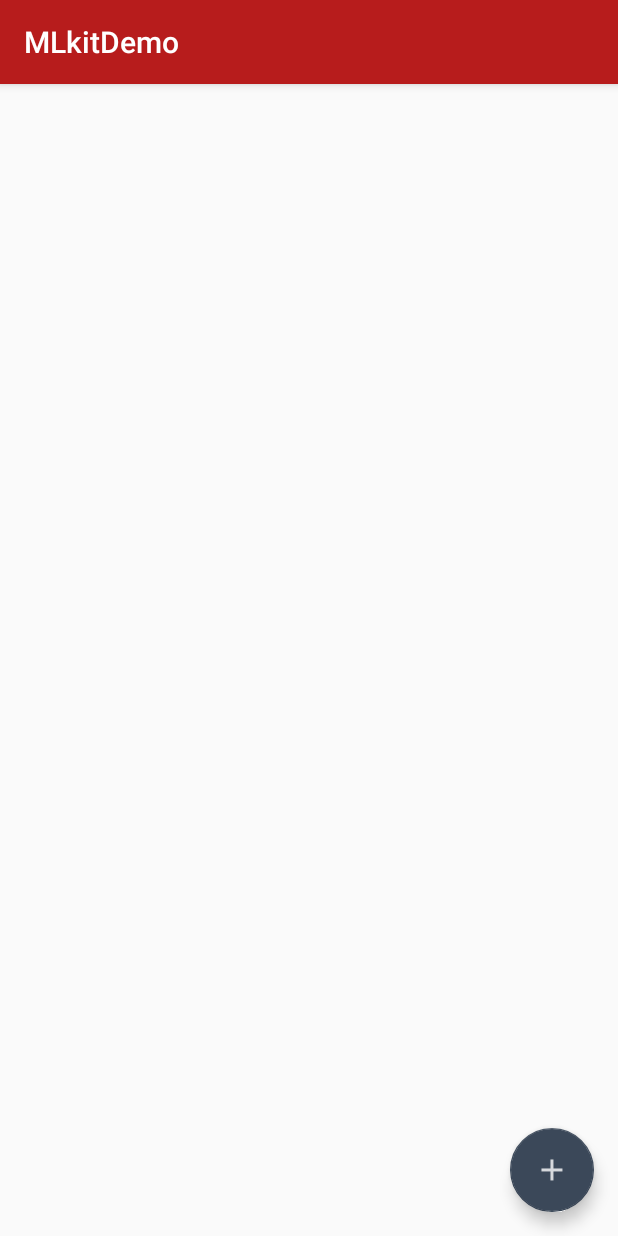
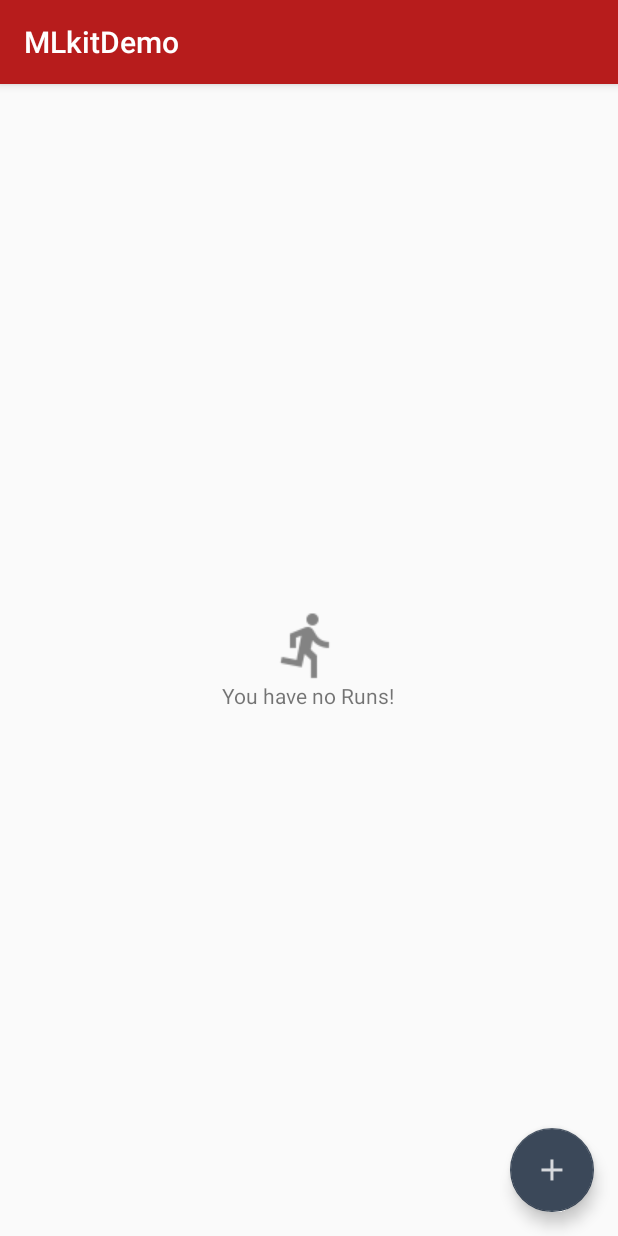
Before and after one commit to mizushou/runscanner, an Android app: the screen it shows after launch (RunsActivity), on a phone screen of 412 x 824 dp. Run offline under Robolectric (Android 15) with nearby library versions, the phone set to English and light mode, and no system bars.

Commit message:
implemented no run view

```diff
--- a/app/src/main/java/com/example/shouhei/mlkitdemo/runs/RunsFragment.java
+++ b/app/src/main/java/com/example/shouhei/mlkitdemo/runs/RunsFragment.java
@@ -12,6 +12,7 @@ import android.util.Log;
 import android.view.LayoutInflater;
 import android.view.View;
 import android.view.ViewGroup;
+import android.widget.ImageView;
 import android.widget.TextView;
 import android.widget.Toast;
 
@@ -28,6 +29,9 @@ public class RunsFragment extends Fragment {
   private RecyclerView mRunsRecyclerView;
   private RunAdapter mAdapter;
   private FloatingActionButton mAddFab;
+  private View mNoRunView;
+  private ImageView mNoRunIcon;
+  private TextView mNoRunText;
 
   @Nullable
   @Override
@@ -36,12 +40,14 @@ public class RunsFragment extends Fragment {
       @Nullable ViewGroup container,
       @Nullable Bundle savedInstanceState) {
 
-    View view = inflater.inflate(R.layout.runs_frag, container, false);
-    mRunsRecyclerView = view.findViewById(R.id.run_recycler_view);
+    // set up RecyclerView
+    View root = inflater.inflate(R.layout.runs_frag, container, false);
+    mRunsRecyclerView = root.findViewById(R.id.run_recycler_view);
     mRunsRecyclerView.setLayoutManager(new LinearLayoutManager(getActivity()));
     Log.d(TAG, "onCreateView() is called");
 
     // set up add fab
+    // TODO move fab from single_frag_container_act.xml to runs_frag.xml
     mAddFab = getActivity().findViewById(R.id.add_fab);
     mAddFab.setOnClickListener(
         new View.OnClickListener() {
@@ -53,9 +59,14 @@ public class RunsFragment extends Fragment {
           }
         });
 
+    // set up no runs view
+    mNoRunView = root.findViewById(R.id.no_run);
+    mNoRunIcon = root.findViewById(R.id.no_run_icon);
+    mNoRunText = root.findViewById(R.id.no_run_text);
+
     updateUI();
 
-    return view;
+    return root;
   }
 
   @Override
@@ -69,8 +80,27 @@ public class RunsFragment extends Fragment {
     Runs runs = Runs.get(getActivity());
     List<Run> runList = runs.getRunList();
 
+    if (runList.size() == 0) {
+      showNoRunsViews(getResources().getString(R.string.no_run_message), R.drawable.ic_no_run);
+    } else {
+      showRunsView();
+    }
+
     mAdapter = new RunAdapter(runList);
     mRunsRecyclerView.setAdapter(mAdapter);
+  }
+
+  private void showNoRunsViews(String text, int iconRes) {
+    mRunsRecyclerView.setVisibility(View.GONE);
+    mNoRunView.setVisibility(View.VISIBLE);
+
+    mNoRunIcon.setImageDrawable(getResources().getDrawable(iconRes));
+    mNoRunText.setText(text);
+  }
+
+  private void showRunsView() {
+    mRunsRecyclerView.setVisibility(View.VISIBLE);
+    mNoRunView.setVisibility(View.GONE);
   }
 
   // ===================Inner class#1 [Adapter]===================
@@ -111,7 +141,7 @@ public class RunsFragment extends Fragment {
     private Run mRun;
 
     public RunHolder(LayoutInflater inflater, ViewGroup parent) {
-      super(inflater.inflate(R.layout.list_item_run, parent, false));
+      super(inflater.inflate(R.layout.run_item, parent, false));
       itemView.setOnClickListener(
           new View.OnClickListener() {
             @Override
--- a/app/src/main/res/layout/runs_frag.xml
+++ b/app/src/main/res/layout/runs_frag.xml
@@ -1,5 +1,40 @@
 <?xml version="1.0" encoding="utf-8"?>
-<android.support.v7.widget.RecyclerView xmlns:android="http://schemas.android.com/apk/res/android"
-    android:id="@+id/run_recycler_view"
+<FrameLayout xmlns:android="http://schemas.android.com/apk/res/android"
     android:layout_width="match_parent"
-    android:layout_height="match_parent" />
+    android:layout_height="match_parent">
+
+    <android.support.v7.widget.RecyclerView xmlns:android="http://schemas.android.com/apk/res/android"
+        android:id="@+id/run_recycler_view"
+        android:layout_width="match_parent"
+        android:layout_height="match_parent" />
+
+
+    <RelativeLayout
+        android:layout_width="match_parent"
+        android:layout_height="match_parent"
+        android:orientation="vertical">
+
+        <LinearLayout
+            android:id="@+id/no_run"
+            android:layout_width="wrap_content"
+            android:layout_height="wrap_content"
+            android:layout_centerInParent="true"
+            android:orientation="vertical">
+
+            <ImageView
+                android:id="@+id/no_run_icon"
+                android:layout_width="48dp"
+                android:layout_height="48dp"
+                android:layout_gravity="center"/>
+                <!--android:src="@drawable/ic_no_run" />-->
+
+            <TextView
+                android:id="@+id/no_run_text"
+                android:layout_width="wrap_content"
+                android:layout_height="wrap_content"
+                android:layout_gravity="center"/>
+                <!--android:text="@string/no_run_message" />-->
+
+        </LinearLayout>
+    </RelativeLayout>
+</FrameLayout>
--- a/app/src/main/res/values/strings.xml
+++ b/app/src/main/res/values/strings.xml
@@ -10,4 +10,5 @@
     <string name="avg_heart_rate_value_label">Avg Heart Rate</string>
     <string name="result_run_distance">Distance : %1$s miles</string>
     <string name="result_run_duration">Duration  : %1$s</string>
+    <string name="no_run_message">You have no Runs!</string>
 </resources>
```
Also changed, not shown: app/src/main/res/drawable-hdpi/ic_no_run.png (added), app/src/main/res/drawable-mdpi/ic_no_run.png (added), app/src/main/res/drawable-xhdpi/ic_no_run.png (added), app/src/main/res/drawable-xxhdpi/ic_no_run.png (added), app/src/main/res/layout/run_item.xml (renamed from app/src/main/res/layout/list_item_run.xml).
